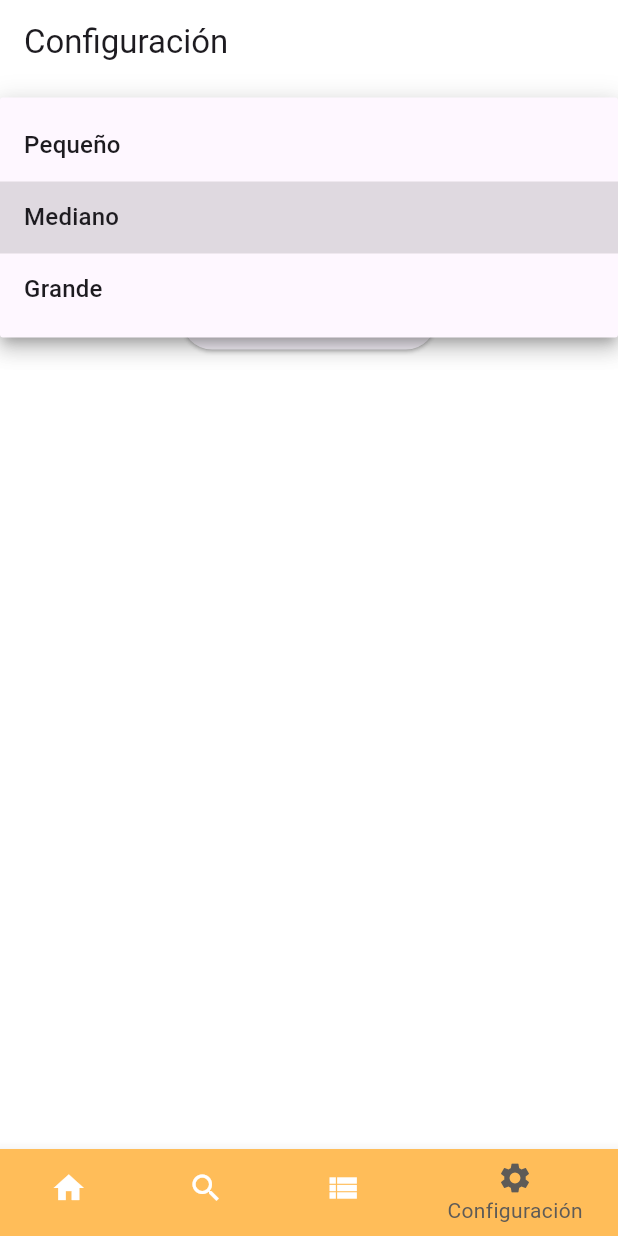
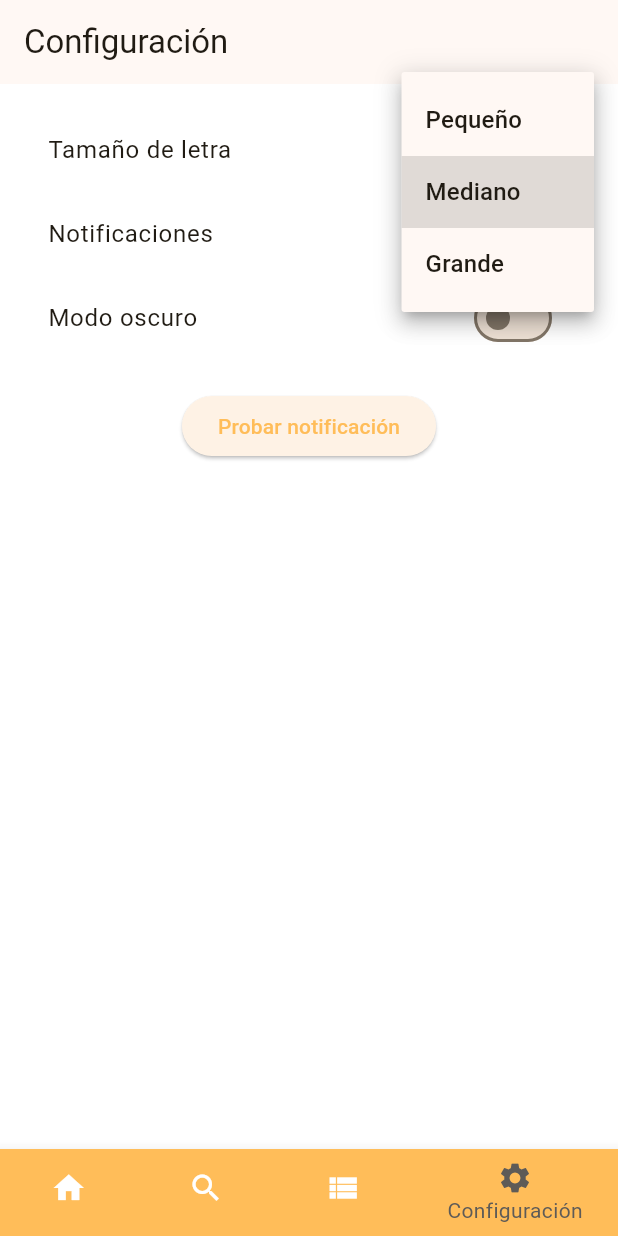
Before and after one commit to eduardotorres293/nutriis, a Flutter app: the screen it shows after launch, item 4 of the bottom bar chosen, after a tap on "Mediano", on a phone screen of 412 x 824 dp. Run offline on Flutter 3.47's test engine with Material 3 defaults, Android fonts, the phone set to English and light mode, and no system bars; our stand-ins replace drift, flutter_local_notifications, photo_view; accounts and stored records are empty; generated files the repository leaves out were written again.

Commit message:
- Cambios finales  * Agregada una receta nueva ;)  * Cambios en las notificaciones  * Agregado un boton para desactivar las notificaciones  * Agregado el modo oscuro

```diff
--- a/lib/main.dart
+++ b/lib/main.dart
@@ -12,7 +12,7 @@ void main() async{
   final database = AppDatabase();
 
   // El que inserta los datos
-  await database.cargarSiVacio();
+  await database.cargarDesdeJson();
   await NotiService.init();
   runApp(const MyApp());
 }
@@ -25,15 +25,42 @@ class MyApp extends StatelessWidget {
 
   @override
   Widget build(BuildContext context) {
+    return ValueListenableBuilder(
+      valueListenable: ThemeController.themeMode,
+      builder: (context, ThemeMode mode, _) {
         return MaterialApp(
           navigatorKey: navigatorKey,
           title: 'NutriIS',
+
+          themeMode: mode,
+
           theme: ThemeData(
+            brightness: Brightness.light,
+            colorScheme: ColorScheme.fromSeed(
+              seedColor: const Color.fromARGB(255, 255, 189, 89),
+              brightness: Brightness.light,
+            ).copyWith(
+              primary: const Color.fromARGB(255, 255, 189, 89),
+            ),
+
             primaryColor: const Color.fromARGB(255, 255, 189, 89),
             scaffoldBackgroundColor: const Color.fromARGB(255, 255, 255, 255),
           ),
+          darkTheme: ThemeData(
+            brightness: Brightness.dark,
+            colorScheme: ColorScheme.fromSeed(
+              seedColor: const Color.fromARGB(255, 255, 189, 89),
+              brightness: Brightness.dark,
+            ).copyWith(
+              primary: const Color.fromARGB(255, 255, 189, 89),
+            ),
+            primaryColor: Colors.orange,
+            scaffoldBackgroundColor: const Color(0xFF121212),
+          ),
           home: const MyHomePage(title: 'NutriIS'),
 
+        );
+      }
     );
   }
 }
--- a/lib/notifications.dart
+++ b/lib/notifications.dart
@@ -6,12 +6,19 @@ import '../main.dart';
 import '../pages/recipedetail.dart';
 
 class NotiService {
+  static bool activadas = true;
+
   static final FlutterLocalNotificationsPlugin notificationsPlugin =
       FlutterLocalNotificationsPlugin();
 
   static int _id = 0;
 
   static Future<void> init() async {
+    await notificationsPlugin
+    .resolvePlatformSpecificImplementation<
+        AndroidFlutterLocalNotificationsPlugin>()
+    ?.requestNotificationsPermission();
+
     const AndroidInitializationSettings androidSettings =
         AndroidInitializationSettings('@mipmap/ic_launcher');
 
@@ -40,6 +47,9 @@ class NotiService {
 
   static Future<void> _mostrar(String titulo, String cuerpo,
       {String? payload}) async {
+
+    if (!activadas) return;
+
     const AndroidNotificationDetails androidDetails =
         AndroidNotificationDetails(
       'canal_id',
--- a/lib/pages/listdetail.dart
+++ b/lib/pages/listdetail.dart
@@ -190,7 +190,7 @@ class _DetalleListaState extends State<DetalleLista> {
       valueListenable: FontSizeController.scale,
       builder: (context, scale, child) {
         return Scaffold(
-          appBar: AppBar(title: Text(widget.nombreLista), backgroundColor: Colors.white),
+          appBar: AppBar(title: Text(widget.nombreLista)),
           body: Padding(
             padding: const EdgeInsets.all(12),
             child: Column(
--- a/lib/pages/lists.dart
+++ b/lib/pages/lists.dart
@@ -99,7 +99,7 @@ class _ListsState extends State<Lists> {
                         filtrarListas();
                       },
                       decoration: InputDecoration(
-                        hintText: 'Buscar nombre de lista o ingrediente',
+                        hintText: 'Buscar nombre de lista',
                         suffixIcon: const Icon(Icons.search),
                         filled: true,
                         fillColor: Colors.grey[300],
@@ -146,7 +146,11 @@ class _ListsState extends State<Lists> {
 
               // Listas y eso
               Expanded(
-                child: RefreshIndicator(
+                child: listasFiltradas.isEmpty
+                ? const Center(
+                    child: Text("No hay listas aún")
+                  )
+                : RefreshIndicator(
                     onRefresh: cargarListas,
                     child: ListView.separated(
                       physics: const AlwaysScrollableScrollPhysics(),
@@ -154,6 +158,7 @@ class _ListsState extends State<Lists> {
                       itemCount: listasFiltradas.length,
                       itemBuilder: (context, index) {
                         final lista = listasFiltradas[index];
+
 
                         return GestureDetector(
                           onTap: () async{
--- a/lib/pages/mainmenu.dart
+++ b/lib/pages/mainmenu.dart
@@ -90,6 +90,13 @@ class _MainmenuState extends State<Mainmenu> {
       {"nombre": "Cena ligera", "categoria": "Cena"},
       {"nombre": "Opciones veganas", "categoria": "Vegano"},
       {"nombre": "Algo dulce", "categoria": "Postre"},
+      {"nombre": "Almuerzos completos", "categoria": "Almuerzo"},
+      {"nombre": "Opciones vegetarianas", "categoria": "Vegetariano"},
+      {"nombre": "Altas en proteína", "categoria": "Proteico"},
+      {"nombre": "Bajas en calorías", "categoria": "Bajas calorias"},
+      {"nombre": "Comida rápida", "categoria": "Rápido"},
+      {"nombre": "Comida saludable", "categoria": "Saludable"},
+      {"nombre": "Platillos con carne", "categoria": "Carnivoro"},
     ];
 
     for (var config in configuraciones) {
@@ -109,7 +116,7 @@ class _MainmenuState extends State<Mainmenu> {
         nuevasListas.add(
           ListaSugerida(
             nombre: config["nombre"] as String,
-            recetas: filtradas.take(4).toList(),
+            recetas: filtradas.take(8).toList(),
           ),
         );
       }
--- a/lib/pages/settings.dart
+++ b/lib/pages/settings.dart
@@ -1,8 +1,15 @@
 import 'package:flutter/material.dart';
 import 'package:nutriis/notifications.dart';
+
 class FontSizeController {
   static ValueNotifier<double> scale = ValueNotifier(1.0);
 }
+
+class ThemeController {
+  static ValueNotifier<ThemeMode> themeMode =
+      ValueNotifier(ThemeMode.light);
+}
+
 class Settings extends StatefulWidget {
   const Settings({super.key});
 
@@ -12,29 +19,28 @@ class Settings extends StatefulWidget {
 
 class _SettingsState extends State<Settings> {
   double selectedScale = 1.0;
+  bool notificacionesActivas = true;
+  bool modoOscuro = false;
 
   @override
   Widget build(BuildContext context) {
+    return ValueListenableBuilder<double>(
+      valueListenable: FontSizeController.scale,
+      builder: (context, scale, child) {
         return Scaffold(
-      appBar: AppBar(title: const Text("Configuración"), backgroundColor: Colors.white),
+          appBar: AppBar(title: const Text("Configuración")),
           body: Padding(
             padding: const EdgeInsets.all(16),
             child: Column(
               children: [
-            const Text(
-              "Tamaño de letra",
-              style: TextStyle(fontSize: 20, fontWeight: FontWeight.bold),
-            ),
-
-            const SizedBox(height: 20),
-
-            DropdownButton<double>(
+                ListTile(
+                  title: Text("Tamaño de letra", style: TextStyle(fontSize: 16 * scale)),
+                  trailing: DropdownButton<double>(
                     value: selectedScale,
-              isExpanded: true,
-              items: const [
-                DropdownMenuItem(value: 0.8, child: Text("Pequeño")),
-                DropdownMenuItem(value: 1.0, child: Text("Mediano")),
-                DropdownMenuItem(value: 1.3, child: Text("Grande")),
+                    items: [
+                      DropdownMenuItem(value: 0.8, child: Text("Pequeño", style: TextStyle(fontSize: 16 * scale))),
+                      DropdownMenuItem(value: 1.0, child: Text("Mediano", style: TextStyle(fontSize: 16 * scale))),
+                      DropdownMenuItem(value: 1.3, child: Text("Grande", style: TextStyle(fontSize: 16 * scale))),
                     ],
                     onChanged: (value) {
                       if (value != null) {
@@ -43,6 +49,30 @@ class _SettingsState extends State<Settings> {
                         });
                         FontSizeController.scale.value = value;
                       }
+                    },
+                  ),
+                ),
+                SwitchListTile(
+                  title: Text("Notificaciones", style: TextStyle(fontSize: 16 * scale)),
+                  value: notificacionesActivas,
+                  onChanged: (value) {
+                    setState(() {
+                      notificacionesActivas = value;
+                      NotiService.activadas = value;
+                    });
+                  },
+                ),
+
+                SwitchListTile(
+                  title: Text("Modo oscuro", style: TextStyle(fontSize: 16 * scale)),
+                  value: modoOscuro,
+                  onChanged: (value) {
+                    setState(() {
+                      modoOscuro = value;
+                    });
+
+                    ThemeController.themeMode.value =
+                        value ? ThemeMode.dark : ThemeMode.light;
                   },
                 ),
 
@@ -59,4 +89,6 @@ class _SettingsState extends State<Settings> {
           ),
         );
       }
+    );
   }
+}
```
Also changed, not shown: lib/database/recetas.json (+36 -0 lines), lib/pages/recipedetail.dart (+11 -11 lines), lib/pages/selectlist.dart (+18 -9 lines), assets/images/pulpo1.jpg (added). Lines whose indentation alone changed are shown as unchanged.
